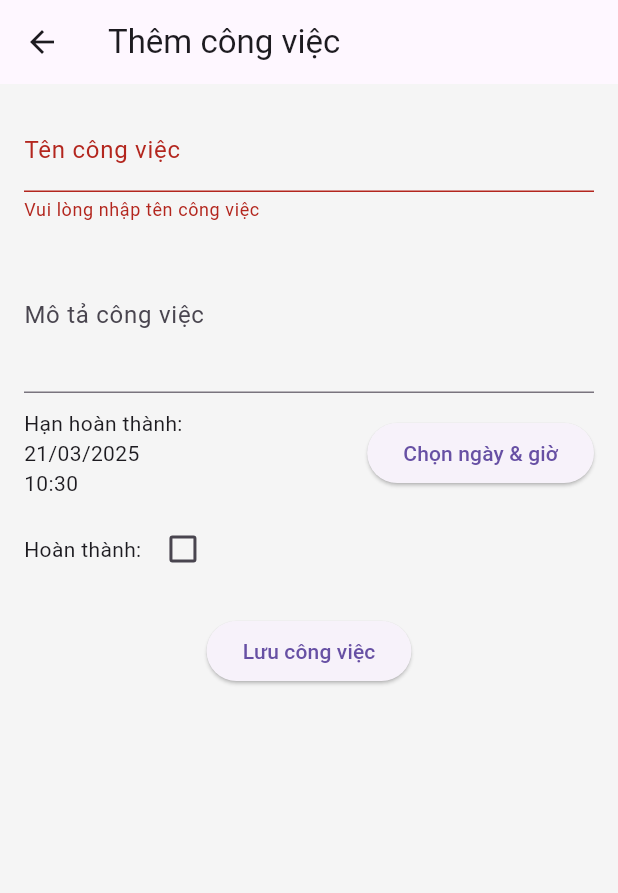
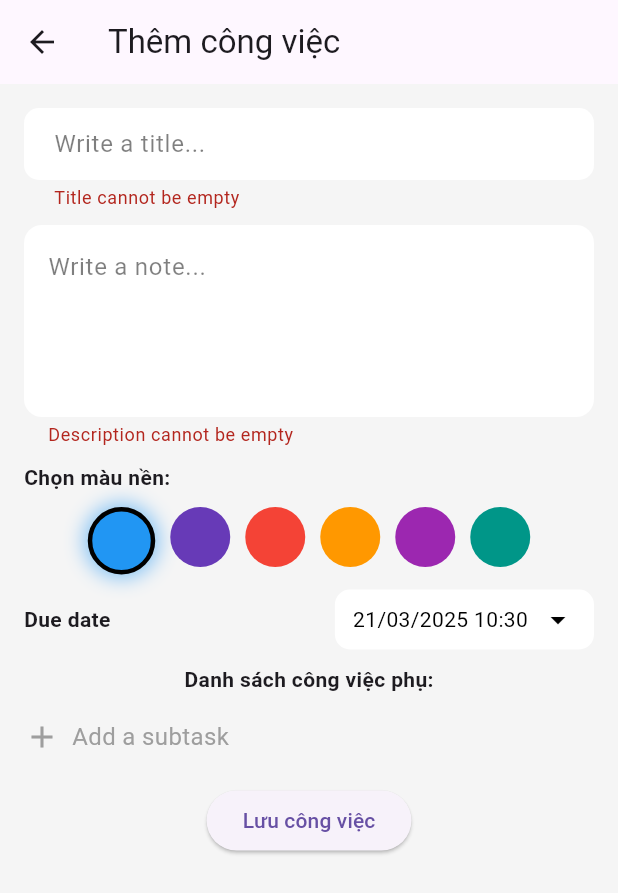
Before and after one commit to huypham0508/task_manager_flutter, a Flutter app: the TaskDetailScreen screen opened directly, after a tap on "Lưu công việc", on a phone screen of 412 x 824 dp. Shown: the top 893 px of the screen. Run offline on Flutter 3.47's test engine with Material 3 defaults, Android fonts, the phone set to English and light mode, and no system bars; our stand-ins replace shared_preferences, sqflite; accounts and stored records are empty.

Commit message:
[built][detail page]

```diff
--- /dev/null
+++ b/lib/presentation/components/color_picker.dart
@@ -0,0 +1,55 @@
+import 'package:flutter/material.dart';
+
+class ColorPicker extends StatelessWidget {
+  final Color selectedColor;
+  final List<Color> colorOptions;
+  final Function(Color) onColorSelected;
+
+  const ColorPicker({
+    super.key,
+    required this.selectedColor,
+    required this.colorOptions,
+    required this.onColorSelected,
+  });
+
+  @override
+  Widget build(BuildContext context) {
+    return Wrap(
+      spacing: 10,
+      children:
+          colorOptions.map((color) {
+            return InkWell(
+              onTap: () => onColorSelected(color),
+              borderRadius: BorderRadius.circular(20),
+              child: AnimatedContainer(
+                duration: const Duration(milliseconds: 300),
+                curve: Curves.easeInOut,
+                width: selectedColor == color ? 45 : 40,
+                height: selectedColor == color ? 45 : 40,
+                decoration: BoxDecoration(
+                  color: color,
+                  shape: BoxShape.circle,
+                  boxShadow:
+                      selectedColor == color
+                          ? [
+                            BoxShadow(
+                              color: color.withOpacity(0.5),
+                              blurRadius: 10,
+                              spreadRadius: 3,
+                            ),
+                          ]
+                          : [],
+                  border: Border.all(
+                    color:
+                        selectedColor == color
+                            ? Colors.black
+                            : Colors.transparent,
+                    width: 3,
+                  ),
+                ),
+              ),
+            );
+          }).toList(),
+    );
+  }
+}
--- a/lib/presentation/screens/task_detail_screen.dart
+++ b/lib/presentation/screens/task_detail_screen.dart
@@ -1,15 +1,16 @@
 import 'package:flutter/material.dart';
-import 'package:intl/intl.dart';
 import 'package:provider/provider.dart';
 import 'package:task_manager_app/core/utils/custom_snackbar.dart';
+import 'package:task_manager_app/core/utils/helper.dart';
+import 'package:task_manager_app/presentation/components/color_picker.dart';
+import 'package:task_manager_app/presentation/components/subtask_list.dart';
+
 import '../../data/models/task_model.dart';
 import '../providers/task_provider.dart';
 
 class TaskDetailScreen extends StatefulWidget {
   final Task? task;
-
   const TaskDetailScreen({super.key, this.task});
-
   @override
   TaskDetailScreenState createState() => TaskDetailScreenState();
 }
@@ -19,7 +20,18 @@ class TaskDetailScreenState extends State<TaskDetailScreen> {
   late TextEditingController _titleController;
   late TextEditingController _descriptionController;
   late DateTime _selectedDueDate;
+  late Color _selectedColor;
   bool _isCompleted = false;
+  List<SubTask> _subTasks = [];
+
+  final List<Color> _colorOptions = [
+    Colors.blue,
+    Colors.deepPurple,
+    Colors.red,
+    Colors.orange,
+    Colors.purple,
+    Colors.teal,
+  ];
 
   @override
   void initState() {
@@ -30,6 +42,8 @@ class TaskDetailScreenState extends State<TaskDetailScreen> {
     );
     _selectedDueDate = widget.task?.dueDate ?? DateTime.now();
     _isCompleted = widget.task?.isCompleted ?? false;
+    _subTasks = widget.task?.subTasks ?? [];
+    _selectedColor = widget.task?.color ?? Colors.blue;
   }
 
   @override
@@ -37,6 +51,24 @@ class TaskDetailScreenState extends State<TaskDetailScreen> {
     _titleController.dispose();
     _descriptionController.dispose();
     super.dispose();
+  }
+
+  void _selectColor(Color color) {
+    setState(() {
+      _selectedColor = color;
+    });
+  }
+
+  void _addSubTask() {
+    setState(() {
+      _subTasks.add(SubTask(title: "Công việc phụ mới", isCompleted: false));
+    });
+  }
+
+  void _removeSubTask(int index) {
+    setState(() {
+      _subTasks.removeAt(index);
+    });
   }
 
   Future<void> _selectDueDate(BuildContext context) async {
@@ -49,7 +81,6 @@ class TaskDetailScreenState extends State<TaskDetailScreen> {
 
     if (pickedDate != null) {
       TimeOfDay? pickedTime = await showTimePicker(
-        // ignore: use_build_context_synchronously
         context: context,
         initialTime: TimeOfDay.fromDateTime(_selectedDueDate),
       );
@@ -70,16 +101,37 @@ class TaskDetailScreenState extends State<TaskDetailScreen> {
 
   void _saveTask() {
     if (_formKey.currentState!.validate()) {
+      final taskProvider = Provider.of<TaskProvider>(context, listen: false);
+      final existingSubTasks = widget.task?.subTasks ?? [];
+
+      final deletedSubTasks =
+          existingSubTasks
+              .where(
+                (oldSubTask) =>
+                    !_subTasks.any(
+                      (newSubTask) => newSubTask.id == oldSubTask.id,
+                    ),
+              )
+              .toList();
+
+      for (var subTask in deletedSubTasks) {
+        taskProvider.deleteTask(subTask.id!);
+      }
+
       final task = Task(
         id: widget.task?.id,
         title: _titleController.text.trim(),
         description: _descriptionController.text.trim(),
-        isCompleted: _isCompleted,
+        isCompleted:
+            _subTasks.isEmpty
+                ? _isCompleted
+                : _subTasks.every((st) => st.isCompleted),
         dueDate: _selectedDueDate,
         createdAt: widget.task?.createdAt ?? DateTime.now(),
+        subTasks: _subTasks,
+        color: _selectedColor,
       );
 
-      final taskProvider = Provider.of<TaskProvider>(context, listen: false);
       if (widget.task == null) {
         taskProvider.addTask(task);
         CustomSnackbar.show(context, 'Công việc đã được thêm!');
@@ -94,6 +146,9 @@ class TaskDetailScreenState extends State<TaskDetailScreen> {
 
   @override
   Widget build(BuildContext context) {
+    final theme = Theme.of(context);
+    final isDarkMode = theme.brightness == Brightness.dark;
+
     return Scaffold(
       appBar: AppBar(
         title: Text(
@@ -117,49 +172,148 @@ class TaskDetailScreenState extends State<TaskDetailScreen> {
         padding: const EdgeInsets.all(16.0),
         child: Form(
           key: _formKey,
+          child: SingleChildScrollView(
             child: Column(
               children: [
                 TextFormField(
                   controller: _titleController,
-                decoration: const InputDecoration(labelText: 'Tên công việc'),
-                validator:
-                    (value) =>
-                        value!.isEmpty ? 'Vui lòng nhập tên công việc' : null,
+                  decoration: InputDecoration(
+                    hintText: 'Write a title...',
+                    filled: true,
+                    fillColor: isDarkMode ? Colors.grey[800] : Colors.white,
+                    border: OutlineInputBorder(
+                      borderRadius: BorderRadius.circular(10),
+                      borderSide: BorderSide.none,
+                    ),
+                    hintStyle: TextStyle(
+                      color:
+                          isDarkMode
+                              ? Colors.white.withValues(alpha: 0.5)
+                              : Colors.black.withValues(alpha: 0.5),
+                    ),
+                    contentPadding: EdgeInsets.symmetric(
+                      horizontal: 16,
+                      vertical: 12,
+                    ),
+                  ),
+                  style: TextStyle(
+                    color: isDarkMode ? Colors.white : Colors.black,
+                  ),
+                  maxLines: 1,
+                  validator: (value) {
+                    if (value == null || value.trim().isEmpty) {
+                      return 'Title cannot be empty';
+                    }
+                    if (value.length < 3) {
+                      return 'Title must be at least 3 characters';
+                    }
+                    return null;
+                  },
                 ),
                 const SizedBox(height: 10),
                 TextFormField(
                   controller: _descriptionController,
-                decoration: const InputDecoration(labelText: 'Mô tả công việc'),
-                maxLines: 3,
+                  style: TextStyle(
+                    color: isDarkMode ? Colors.white : Colors.black,
+                  ),
+                  decoration: InputDecoration(
+                    hintText: "Write a note...",
+                    hintStyle: TextStyle(
+                      color:
+                          isDarkMode
+                              ? Colors.white.withValues(alpha: 0.5)
+                              : Colors.black.withValues(alpha: 0.5),
+                    ),
+                    filled: true,
+                    fillColor: isDarkMode ? Colors.grey[800] : Colors.white,
+                    border: OutlineInputBorder(
+                      borderRadius: BorderRadius.circular(12),
+                      borderSide: BorderSide.none,
+                    ),
+                  ),
+                  maxLines: 4,
+                  validator: (value) {
+                    if (value == null || value.trim().isEmpty) {
+                      return 'Description cannot be empty';
+                    }
+                    return null;
+                  },
+                ),
+                const SizedBox(height: 10),
+                const Align(
+                  alignment: Alignment.centerLeft,
+                  child: Text(
+                    "Chọn màu nền:",
+                    style: TextStyle(fontSize: 14, fontWeight: FontWeight.bold),
+                  ),
+                ),
+                const SizedBox(height: 10),
+                ColorPicker(
+                  selectedColor: _selectedColor,
+                  colorOptions: _colorOptions,
+                  onColorSelected: _selectColor,
                 ),
                 const SizedBox(height: 10),
                 Row(
+                  mainAxisAlignment: MainAxisAlignment.spaceBetween,
                   children: [
-                  Expanded(
-                    child: Text(
-                      "Hạn hoàn thành: ${DateFormat('dd/MM/yyyy HH:mm').format(_selectedDueDate)}",
+                    const Text(
+                      "Due date",
+                      style: TextStyle(
+                        fontSize: 14,
+                        fontWeight: FontWeight.bold,
                       ),
                     ),
-                  const Spacer(),
-                  ElevatedButton(
-                    onPressed: () => _selectDueDate(context),
-                    child: const Text("Chọn ngày & giờ"),
+                    GestureDetector(
+                      onTap: () => _selectDueDate(context),
+                      child: Container(
+                        padding: const EdgeInsets.symmetric(
+                          horizontal: 12,
+                          vertical: 8,
+                        ),
+                        decoration: BoxDecoration(
+                          color: isDarkMode ? Colors.grey[800] : Colors.white,
+                          borderRadius: BorderRadius.circular(10),
+                        ),
+                        child: Row(
+                          children: [
+                            Text(
+                              Helper.formatTime(_selectedDueDate),
+                              style: TextStyle(
+                                color: isDarkMode ? Colors.white : Colors.black,
+
+                                fontSize: 14,
+                              ),
+                            ),
+                            const SizedBox(width: 8),
+                            const Icon(
+                              Icons.arrow_drop_down,
+                              color: Colors.black,
+                            ),
+                          ],
+                        ),
+                      ),
                     ),
                   ],
                 ),
                 const SizedBox(height: 10),
-              Row(
-                children: [
-                  const Text("Hoàn thành: "),
-                  Checkbox(
-                    value: _isCompleted,
-                    onChanged: (value) {
-                      setState(() {
-                        _isCompleted = value!;
-                      });
-                    },
+                SubTaskListWidget(
+                  subTasks: _subTasks,
+                  onDeleteSubTask: _removeSubTask,
+                ),
+                const SizedBox(height: 8),
+                GestureDetector(
+                  onTap: _addSubTask,
+                  child: Row(
+                    children: const [
+                      Icon(Icons.add, color: Colors.grey),
+                      SizedBox(width: 8),
+                      Text(
+                        "Add a subtask",
+                        style: TextStyle(color: Colors.grey, fontSize: 16),
                       ),
                     ],
+                  ),
                 ),
                 const SizedBox(height: 20),
                 ElevatedButton(
@@ -170,6 +324,7 @@ class TaskDetailScreenState extends State<TaskDetailScreen> {
             ),
           ),
         ),
+      ),
     );
   }
 }
```
Lines whose indentation alone changed are shown as unchanged.
